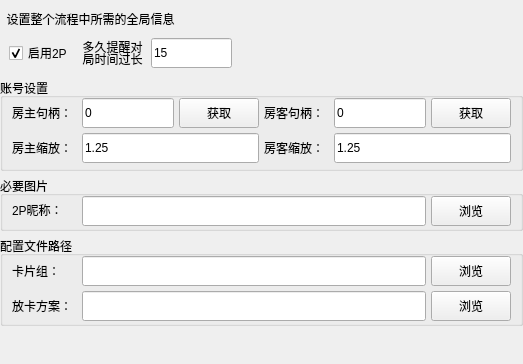
This is AppImplement/UIFiles/StartParam.ui in LinFeng-BingYi/FVM_Backstage_Assistant_LFBY as Qt 5 draws it before an edit. The edited form follows.
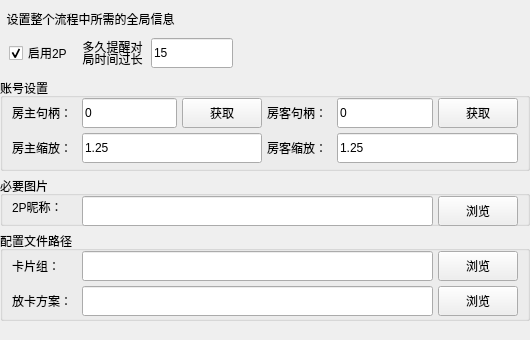
This is the edited form.

Patch:
```diff
--- a/AppImplement/UIFiles/StartParam.ui
+++ b/AppImplement/UIFiles/StartParam.ui
@@ -6,8 +6,8 @@
    <rect>
     <x>0</x>
     <y>0</y>
-    <width>523</width>
-    <height>364</height>
+    <width>530</width>
+    <height>340</height>
    </rect>
   </property>
   <property name="windowTitle">
```
